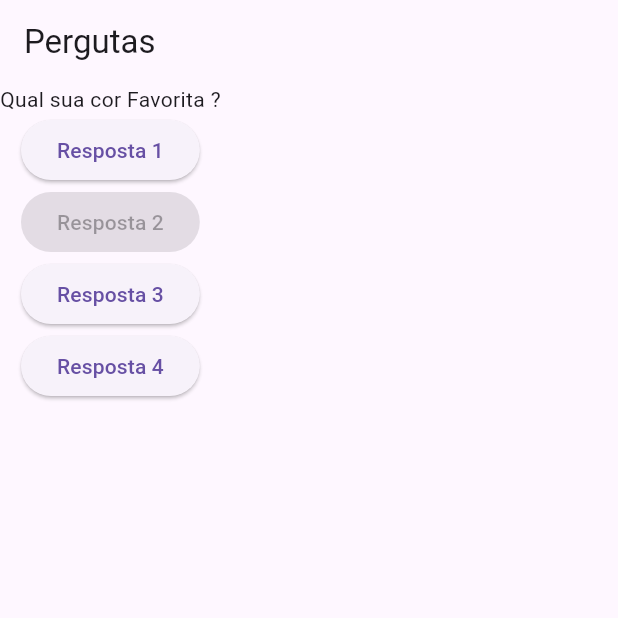
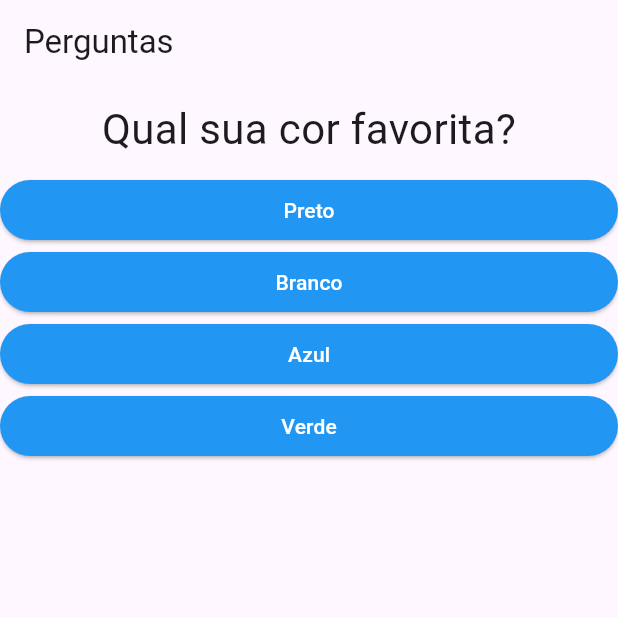
Before and after one commit to paladin120702/projeto_perguntas_flutter, a Flutter app: the screen it shows after launch, on a phone screen of 412 x 824 dp, the top half of it. Run offline on Flutter 3.47's test engine with Material 3 defaults, Android fonts, the phone set to English and light mode, and no system bars.

Commit message:
Montando a Interface

```diff
--- a/lib/main.dart
+++ b/lib/main.dart
@@ -1,40 +1,68 @@
 import 'package:flutter/material.dart';
+import './questao.dart';
+import './resposta.dart';
 
 main() => runApp(PerguntaApp());
 
-class PerguntaApp extends StatelessWidget {
-  void responder() {
-    print("Pergunta Respondida!");
+class _PerguntaAppState extends State<PerguntaApp> {
+  var _perguntaSelecionada = 0;
+  final List<Map<String, Object>> _perguntas = const [
+    {
+      'texto': 'Qual sua cor favorita?',
+      'respostas': ['Preto', 'Branco', 'Azul', 'Verde'],
+    },
+    {
+      'texto': 'Qual seu animal favorito?',
+      'respostas': ['Cobra', 'Gato', 'Cachorro', 'Leão'],
+    },
+    {
+      'texto': 'Qual seu instrutor favorito?',
+      'respostas': ['Juninho', 'Renato', 'Carlos', 'Dudu'],
+    }
+  ];
+  void _responder() {
+    if (temPerguntaSelecionada) {
+      setState(() {
+        _perguntaSelecionada++;
+      });
+    }
+  }
+
+  bool get temPerguntaSelecionada {
+    return _perguntaSelecionada < _perguntas.length;
   }
 
   @override
   Widget build(BuildContext context) {
-    const perguntas = [
-      "Qual sua cor Favorita ?",
-      "Qual seu jogo favorito ?",
-      "Qual seu carro dos sonhos ?"
-    ];
+    List<String> respostas = temPerguntaSelecionada
+        ? _perguntas[_perguntaSelecionada].cast()['respostas']
+        : [];
+
     return MaterialApp(
       home: Scaffold(
         appBar: AppBar(
-          title: Text('Pergutas'),
+          title: Text('Perguntas'),
         ),
-        body: Column(
-          children: [
-            Text(perguntas[0]),
-            ElevatedButton(onPressed: responder, child: Text("Resposta 1")),
-            ElevatedButton(onPressed: null, child: Text("Resposta 2")),
-            ElevatedButton(
-                onPressed: () {
-                  print("Pergunta 3 respondida!!!");
-                },
-                child: Text("Resposta 3")),
-            ElevatedButton(
-                onPressed: () => print("Pergunta 4 respondida!!!"),
-                child: Text("Resposta 4")),
-          ],
-        ),
+        body: temPerguntaSelecionada
+            ? Column(
+                children: <Widget>[
+                  Questao(_perguntas[_perguntaSelecionada]['texto'].toString()),
+                  ...respostas.map((t) => Resposta(t, _responder)).toList(),
+                ],
+              )
+            : Center(
+                child: Text(
+                  'Parabéns!!!',
+                  style: TextStyle(fontSize: 28),
+                ),
+              ),
       ),
     );
   }
 }
+
+class PerguntaApp extends StatefulWidget {
+  _PerguntaAppState createState() {
+    return _PerguntaAppState();
+  }
+}
--- /dev/null
+++ b/lib/questao.dart
@@ -0,0 +1,20 @@
+import 'package:flutter/material.dart';
+
+class Questao extends StatelessWidget {
+  final String texto;
+
+  Questao(this.texto);
+
+  @override
+  Widget build(BuildContext context) {
+    return Container(
+      width: double.infinity,
+      margin: EdgeInsets.all(10),
+      child: Text(
+        texto,
+        style: TextStyle(fontSize: 28),
+        textAlign: TextAlign.center,
+      ),
+    );
+  }
+}
--- /dev/null
+++ b/lib/resposta.dart
@@ -0,0 +1,23 @@
+import 'package:flutter/material.dart';
+
+class Resposta extends StatelessWidget {
+  final String texto;
+  final void Function() quandoSelecionado;
+
+  Resposta(this.texto, this.quandoSelecionado);
+
+  @override
+  Widget build(BuildContext context) {
+    return Container(
+      width: double.infinity,
+      child: ElevatedButton(
+        style: ElevatedButton.styleFrom(
+          backgroundColor: Colors.blue,
+          foregroundColor: Colors.white,
+        ),
+        onPressed: quandoSelecionado,
+        child: Text(texto),
+      ),
+    );
+  }
+}
```
